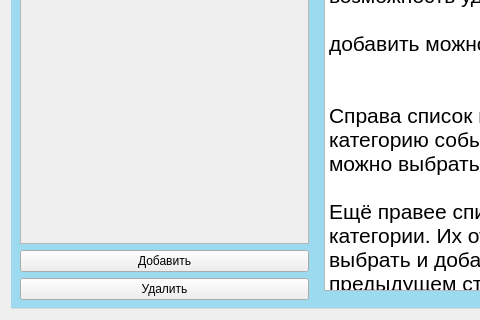
First picture: the form in ui/admin/AdminEditMenuWidget.ui, repository xamlo721/SecurityHelper, before the edit; both pictures show x 0 to 480 and y 336 to 656 of the 1324 by 656 pixel window.
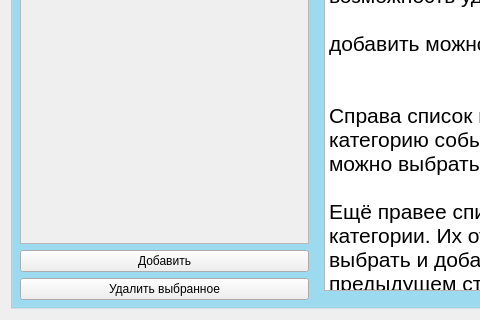
Second picture: the form after the edit.

```diff
--- a/ui/admin/AdminEditMenuWidget.ui
+++ b/ui/admin/AdminEditMenuWidget.ui
@@ -122,7 +122,7 @@
            <item>
             <widget class="QPushButton" name="pushButton_deleteCategory">
              <property name="text">
-              <string>Удалить</string>
+              <string>Удалить выбранное</string>
              </property>
             </widget>
            </item>
```
Left out of the diff: 2 changed lines with no effect on the pictures.
